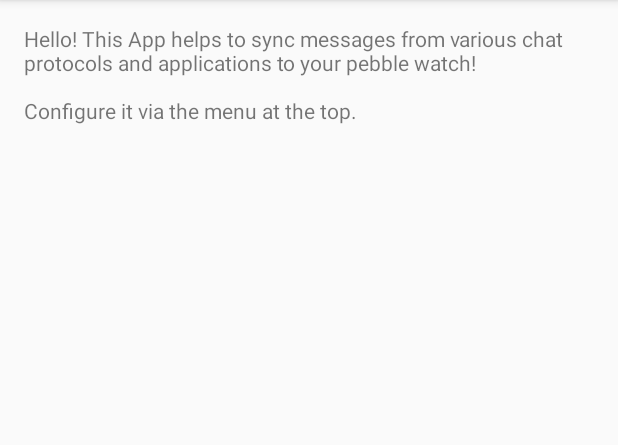
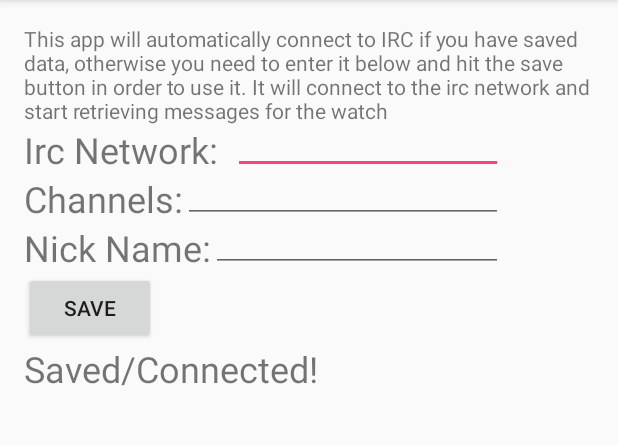
Before and after one commit to Chris-Bitler/PebbleChatCentral-Android, an Android app: the screen it shows after launch (MainActivity), in the options menu, after a tap on "Settings", on a phone screen of 412 x 824 dp, the part 84-529 px from its top. Run offline under Robolectric (Android 15) with nearby library versions, the phone set to English and light mode, and no system bars; libraries missing offline, so code that uses them is left out: com.getpebble.android, org.jibble.pircbot; 1 statement that could not run was skipped.

Commit message:
Add configuration for where to connect to - save info when connecting

```diff
--- a/app/src/main/java/info/cbitler/pebblechatcentral/MainActivity.java
+++ b/app/src/main/java/info/cbitler/pebblechatcentral/MainActivity.java
@@ -1,6 +1,8 @@
 package info.cbitler.pebblechatcentral;
 
+import android.content.Context;
 import android.content.Intent;
+import android.content.SharedPreferences;
 import android.os.Bundle;
 import android.os.StrictMode;
 import android.support.design.widget.FloatingActionButton;
@@ -10,6 +12,8 @@ import android.support.v7.widget.Toolbar;
 import android.view.View;
 import android.view.Menu;
 import android.view.MenuItem;
+import android.widget.EditText;
+import android.widget.TextView;
 import android.widget.Toast;
 
 import com.getpebble.android.kit.PebbleKit;
@@ -22,16 +26,26 @@ import info.cbitler.pebblechatcentral.bot.IrcBot;
 import info.cbitler.pebblechatcentral.intent.IRCIntent;
 
 public class MainActivity extends AppCompatActivity {
-
+    Intent intent;
     @Override
     protected void onCreate(Bundle savedInstanceState) {
         super.onCreate(savedInstanceState);
         setContentView(R.layout.activity_main);
         Toolbar toolbar = (Toolbar) findViewById(R.id.toolbar);
         setSupportActionBar(toolbar);
-        Intent intent = new Intent(Intent.ACTION_ALL_APPS,null,this,IRCIntent.class);
-        startService(intent);
-        //new TestTask().execute();
+        SharedPreferences prefs = getPreferences(MODE_PRIVATE);
+        if(prefs.getString("network",null) != null && prefs.getString("channels",null) != null && prefs.getString("nick",null) != null) {
+            intent = new Intent(Intent.ACTION_ALL_APPS,null,this, IRCIntent.class);
+            intent.putExtra("network", prefs.getString("network",null));
+            intent.putExtra("channels", prefs.getString("channels",null).split(","));
+            intent.putExtra("nick", prefs.getString("nick", null));
+
+            ((EditText)findViewById(R.id.editText)).setText(prefs.getString("network", null));
+            ((EditText)findViewById(R.id.editText2)).setText(prefs.getString("channels", null));
+            ((EditText)findViewById(R.id.editText4)).setText(prefs.getString("nick",null));
+            startService(intent);
+            ((TextView)findViewById(R.id.textView5)).setText("Connected!");
+        }
     }
 
     @Override
@@ -56,6 +70,21 @@ public class MainActivity extends AppCompatActivity {
         return super.onOptionsItemSelected(item);
     }
 
+    public void save(View view) {
+        intent = new Intent(Intent.ACTION_ALL_APPS,null,this, IRCIntent.class);
+        intent.putExtra("network", ((EditText) findViewById(R.id.editText)).getText().toString());
+        intent.putExtra("channels", ((EditText) findViewById(R.id.editText2)).getText().toString().split(","));
+        intent.putExtra("nick", ((EditText) findViewById(R.id.editText4)).getText().toString());
+
+        SharedPreferences.Editor edit = getPreferences(MODE_PRIVATE).edit();
+        edit.putString("network",((EditText) findViewById(R.id.editText)).getText().toString());
+        edit.putString("channels",((EditText) findViewById(R.id.editText2)).getText().toString());
+        edit.putString("nick",((EditText) findViewById(R.id.editText4)).getText().toString());
+        edit.commit();
+
+        startService(intent);
+        ((TextView)findViewById(R.id.textView5)).setText("Saved/Connected!");
+    }
     @Override
     public void onResume() {
         super.onResume();
--- a/app/src/main/java/info/cbitler/pebblechatcentral/bot/IrcBot.java
+++ b/app/src/main/java/info/cbitler/pebblechatcentral/bot/IrcBot.java
@@ -24,12 +24,16 @@ import info.cbitler.pebblechatcentral.intent.IRCIntent;
  */
 public class IrcBot extends PircBot {
     IRCIntent intent;
-    public IrcBot(IRCIntent intent) throws IrcException, IOException {
+    public IrcBot(IRCIntent intent,String network, String[] channels, String nick) throws IrcException, IOException {
         this.setVerbose(true);
-        this.setName("VoidWhisperer|P1");
-        this.connect("irc.freenode.net");
-        this.joinChannel("##jflory7");
+        this.setName(nick);
+        this.setLogin("Test");
+        this.connect(network);
+        this.changeNick(nick);
         this.intent = intent;
+        for(String channel : channels) {
+            this.joinChannel(channel);
+        }
     }
 
     @Override
--- a/app/src/main/java/info/cbitler/pebblechatcentral/intent/IRCIntent.java
+++ b/app/src/main/java/info/cbitler/pebblechatcentral/intent/IRCIntent.java
@@ -1,6 +1,7 @@
 package info.cbitler.pebblechatcentral.intent;
 
 import android.app.IntentService;
+import android.content.Context;
 import android.content.Intent;
 import android.os.Handler;
 import android.os.Looper;
@@ -18,24 +19,20 @@ import info.cbitler.pebblechatcentral.bot.IrcBot;
  * Created by Chris on 3/5/2016.
  */
 public class IRCIntent extends IntentService {
-    /**
-     * Creates an IntentService.  Invoked by your subclass's constructor.
-     *
-     * @param name Used to name the worker thread, important only for debugging.
-     */
     Handler handler;
-    public IRCIntent(String name) {
-        super(name);
-    }
 
     public IRCIntent() {
         super("IRCIntent");
         handler = new Handler(Looper.getMainLooper());
     }
+
     @Override
     protected void onHandleIntent(Intent intent) {
         try {
-            IrcBot bot = new IrcBot(this);
+            String network = intent.getStringExtra("network");
+            String[] channels = intent.getStringArrayExtra("channels");
+            String nick = intent.getStringExtra("nick");
+            IrcBot bot = new IrcBot(this,network,channels,nick);
         } catch (IrcException e) {
             e.printStackTrace();
         } catch (IOException e) {
--- a/app/src/main/res/layout/content_main.xml
+++ b/app/src/main/res/layout/content_main.xml
@@ -15,5 +15,108 @@
     <TextView
         android:layout_width="wrap_content"
         android:layout_height="wrap_content"
-        android:text="Hello! This App helps to sync messages from various chat protocols and applications to your pebble watch!\n\nConfigure it via the menu at the top." />
+        android:text="This app will automatically connect to IRC if you have saved data, otherwise you need to enter it below and hit the save button in order to use it. It will connect to the irc network and start retrieving messages for the watch"
+        android:id="@+id/textView2" />
+
+    <TextView
+        android:layout_width="wrap_content"
+        android:layout_height="wrap_content"
+        android:text="Irc Network:"
+        android:id="@+id/textView"
+        android:layout_below="@+id/textView2"
+        android:layout_alignParentLeft="true"
+        android:layout_alignParentStart="true"
+        android:textSize="24dp" />
+
+    <EditText
+        android:layout_width="wrap_content"
+        android:layout_height="wrap_content"
+        android:id="@+id/editText"
+        android:width="180dp"
+        android:layout_below="@+id/textView2"
+        android:layout_toRightOf="@+id/textView"
+        android:layout_toEndOf="@+id/textView"
+        android:layout_marginLeft="10dp"
+        android:layout_marginStart="10dp"
+        android:layout_alignBottom="@+id/textView"
+        android:textSize="12dp" />
+
+    <TextView
+        android:layout_width="wrap_content"
+        android:layout_height="wrap_content"
+        android:text="Channels:"
+        android:id="@+id/textView3"
+        android:layout_below="@+id/textView"
+        android:layout_alignParentLeft="true"
+        android:layout_alignParentStart="true"
+        android:textSize="24dp" />
+
+    <EditText
+        android:layout_width="wrap_content"
+        android:layout_height="wrap_content"
+        android:id="@+id/editText2"
+        android:width="100dp"
+        android:layout_alignTop="@+id/textView3"
+        android:layout_toRightOf="@+id/textView3"
+        android:layout_alignBottom="@+id/textView3"
+        android:layout_alignRight="@+id/editText"
+        android:layout_alignEnd="@+id/editText"
+        android:textSize="12dp" />
+
+    <TextView
+        android:layout_width="wrap_content"
+        android:layout_height="wrap_content"
+        android:text="Nick Name:"
+        android:id="@+id/textView4"
+        android:layout_below="@+id/textView3"
+        android:layout_alignParentLeft="true"
+        android:layout_alignParentStart="true"
+        android:textIsSelectable="false"
+        android:textSize="24dp" />
+
+    <EditText
+        android:layout_width="wrap_content"
+        android:layout_height="wrap_content"
+        android:id="@+id/editText3"
+        android:width="100dp"
+        android:layout_above="@+id/editText2"
+        android:layout_toRightOf="@+id/textView4"
+        android:layout_toEndOf="@+id/textView4"
+        android:layout_alignTop="@+id/textView4" />
+
+    <EditText
+        android:layout_width="wrap_content"
+        android:layout_height="wrap_content"
+        android:id="@+id/editText4"
+        android:width="100dp"
+        android:layout_below="@+id/editText2"
+        android:layout_toRightOf="@+id/textView4"
+        android:layout_alignRight="@+id/editText2"
+        android:layout_alignEnd="@+id/editText2"
+        android:layout_alignBottom="@+id/textView4"
+        android:textSize="12dp"
+        android:textIsSelectable="false" />
+
+    <Button
+        android:layout_width="wrap_content"
+        android:layout_height="wrap_content"
+        android:text="Save"
+        android:id="@+id/button"
+        android:layout_below="@+id/textView4"
+        android:layout_alignParentLeft="true"
+        android:layout_alignParentStart="true"
+        android:onClick="save"/>
+
+    <TextView
+        android:layout_width="wrap_content"
+        android:layout_height="wrap_content"
+        android:text="Not connected"
+        android:id="@+id/textView5"
+        android:layout_below="@+id/button"
+        android:layout_alignParentLeft="true"
+        android:layout_alignParentStart="true"
+        android:layout_toStartOf="@+id/editText"
+        android:textSize="24dp"
+        android:layout_alignParentRight="true"
+        android:layout_alignParentEnd="true" />
 </RelativeLayout>
```
